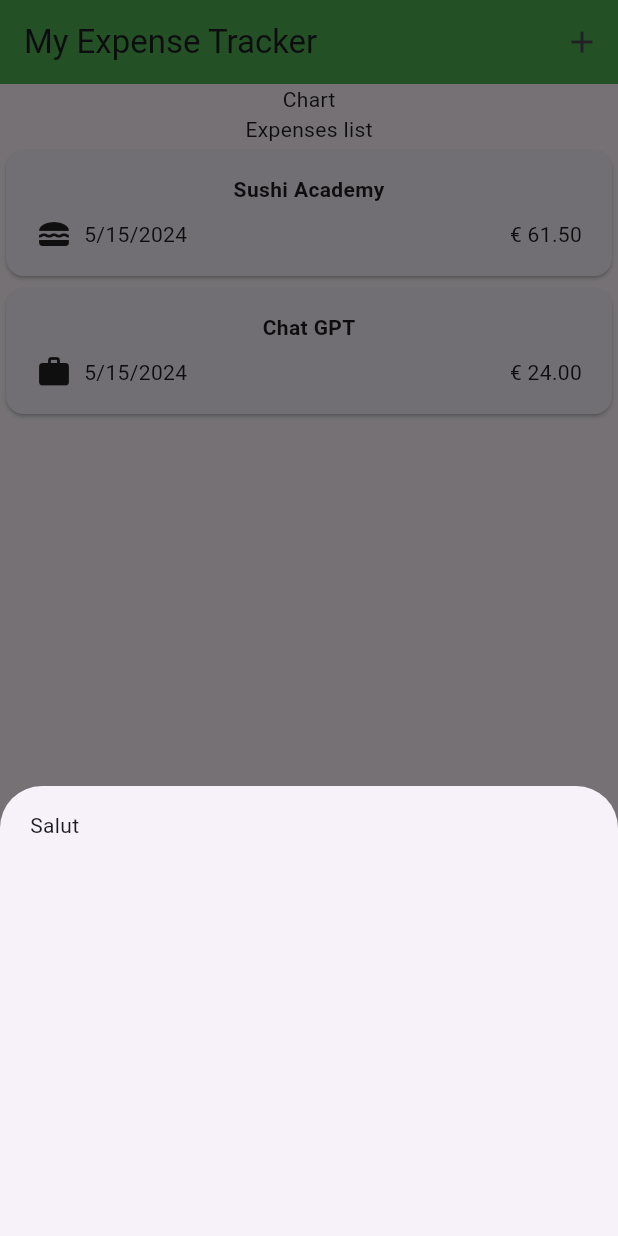
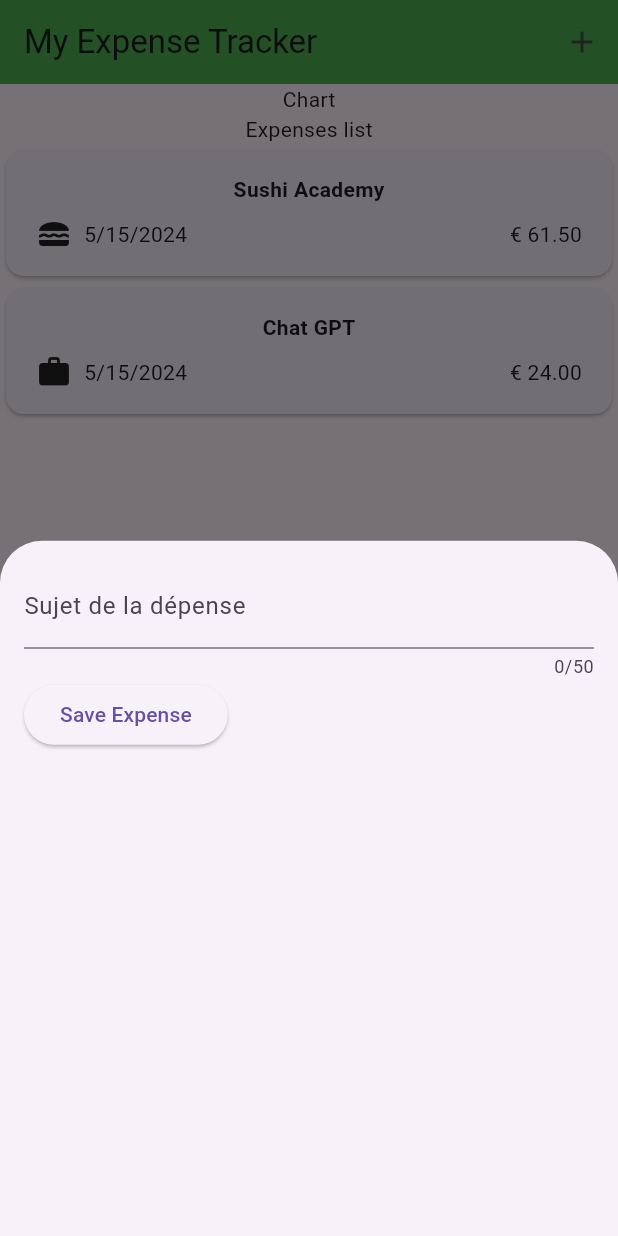
Before and after one commit to Fenysk/3_flutter_expenses_app, a Flutter app: the screen it shows after launch, after a tap on the "add" icon, on a phone screen of 412 x 824 dp. Run offline on Flutter 3.47's test engine with Material 3 defaults, Android fonts, the phone set to English and light mode, and no system bars.

Commit message:
🚧 Adding TextField

```diff
--- a/lib/widgets/expenses/add_expense_modal.dart
+++ b/lib/widgets/expenses/add_expense_modal.dart
@@ -8,13 +8,37 @@ class AddExpenseModal extends StatefulWidget {
 }
 
 class _AddExpenseModalState extends State<AddExpenseModal> {
+  String _enteredTitle = '';
+
+  void _saveTitleInput(String inputValue) {
+    _enteredTitle = inputValue;
+  }
+
   @override
   Widget build(BuildContext context) {
-    return Container(
-      width: double.infinity,
-      height: 300,
-      padding: const EdgeInsets.symmetric(horizontal: 20, vertical: 16),
-      child: const Text('Salut'),
+    return Padding(
+      padding: const EdgeInsets.all(16),
+      child: Column(
+        children: [
+          TextField(
+            maxLength: 50,
+            onChanged: _saveTitleInput,
+            decoration: const InputDecoration(
+              label: Text('Sujet de la dépense'),
+            ),
+          ),
+          Row(
+            children: [
+              ElevatedButton(
+                onPressed: () {
+                  print(_enteredTitle);
+                },
+                child: const Text('Save Expense'),
+              )
+            ],
+          )
+        ],
+      ),
     );
   }
 }
```
